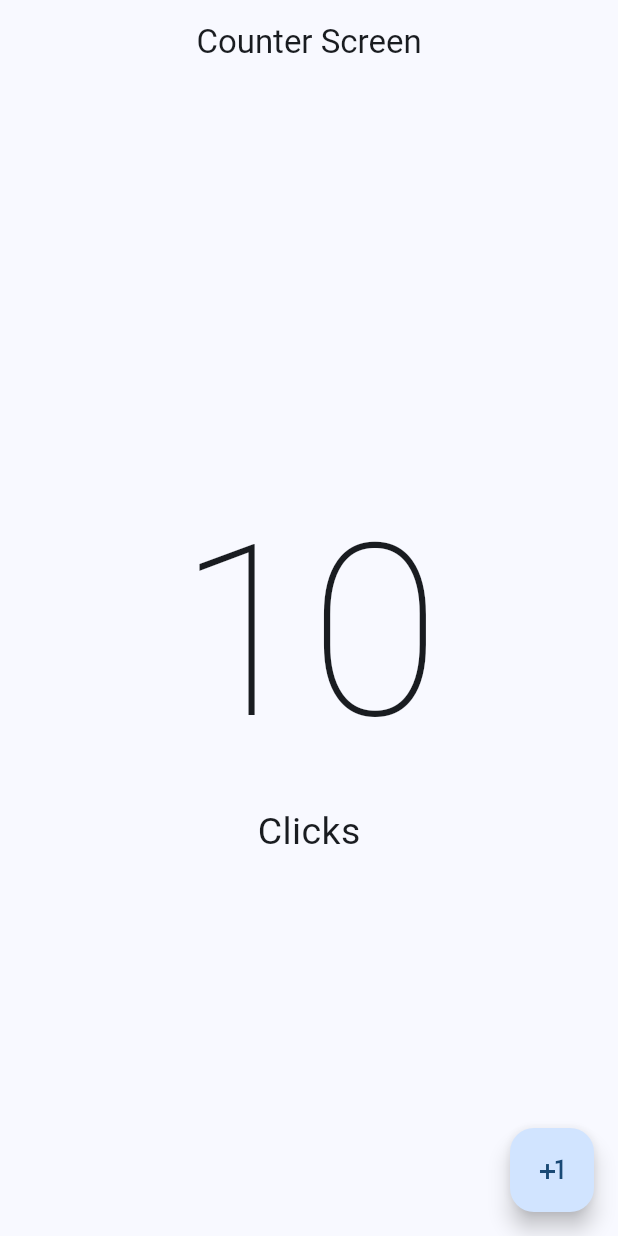
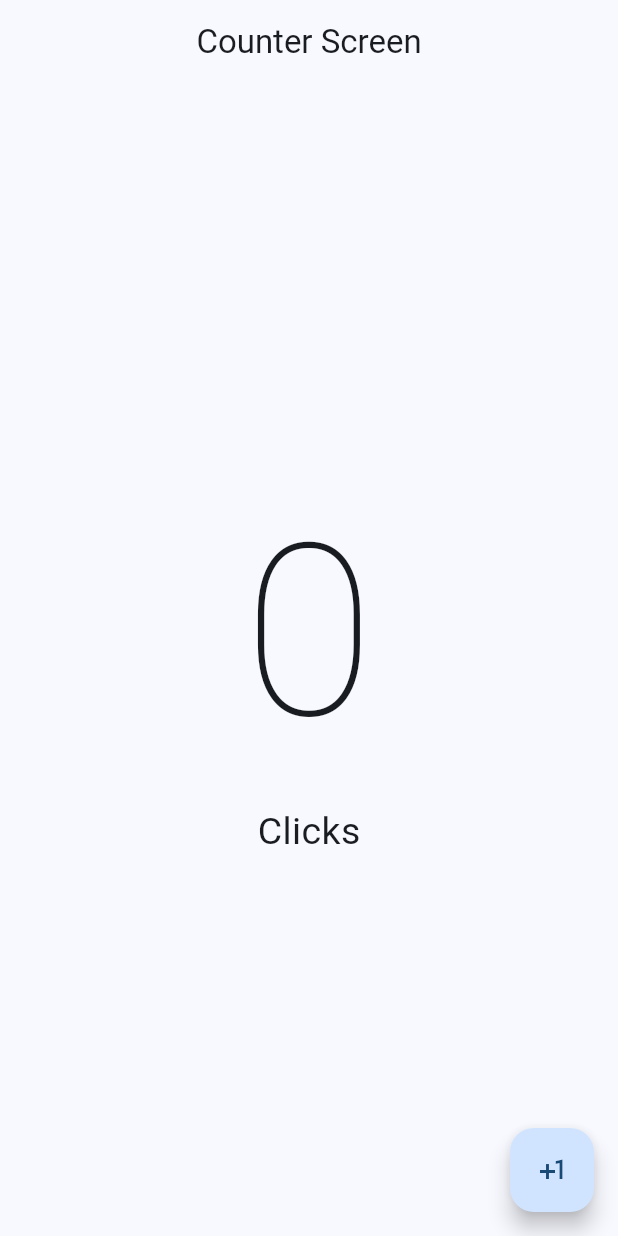
Before and after one commit to Kanicbay/Flutter-Learning, a Flutter app: the screen it shows after launch, on a phone screen of 412 x 824 dp. Run offline on Flutter 3.47's test engine with Material 3 defaults, Android fonts, the phone set to English and light mode, and no system bars.

Commit message:
feat(Flutter hello_world_app): change application state
Use Stateful instead of Staless and SetState for updating changes on screen

Brian Coyago

```diff
--- a/Flutter/hello_world_app/lib/presentation/screens/counter_screen.dart
+++ b/Flutter/hello_world_app/lib/presentation/screens/counter_screen.dart
@@ -1,26 +1,40 @@
 import 'package:flutter/material.dart';
 
-class CounterScreen extends StatelessWidget {
+class CounterScreen extends StatefulWidget {
   const CounterScreen({super.key});
+
+  @override
+  State<CounterScreen> createState() => _CounterScreenState();
+}
+
+class _CounterScreenState extends State<CounterScreen> {
+  int clickCounter = 0;
 
   @override
   Widget build(BuildContext context) {
     return Scaffold(
       appBar: AppBar(title: const Center(child: Text('Counter Screen'))),
-      body: const Center(
+      body: Center(
         child: Column(
           mainAxisAlignment: MainAxisAlignment.center,
           children: [
             Text(
-              '10',
-              style: TextStyle(fontSize: 160, fontWeight: FontWeight.w100),
+              '$clickCounter',
+              style: const TextStyle(
+                fontSize: 160,
+                fontWeight: FontWeight.w100,
+              ),
             ),
-            Text('Clicks', style: TextStyle(fontSize: 25)),
+            const Text('Clicks', style: TextStyle(fontSize: 25)),
           ],
         ),
       ),
       floatingActionButton: FloatingActionButton(
-        onPressed: () {},
+        onPressed: () {
+          setState(() {
+            clickCounter++;
+          });
+        },
         child: const Icon(Icons.plus_one),
       ),
     );
```
